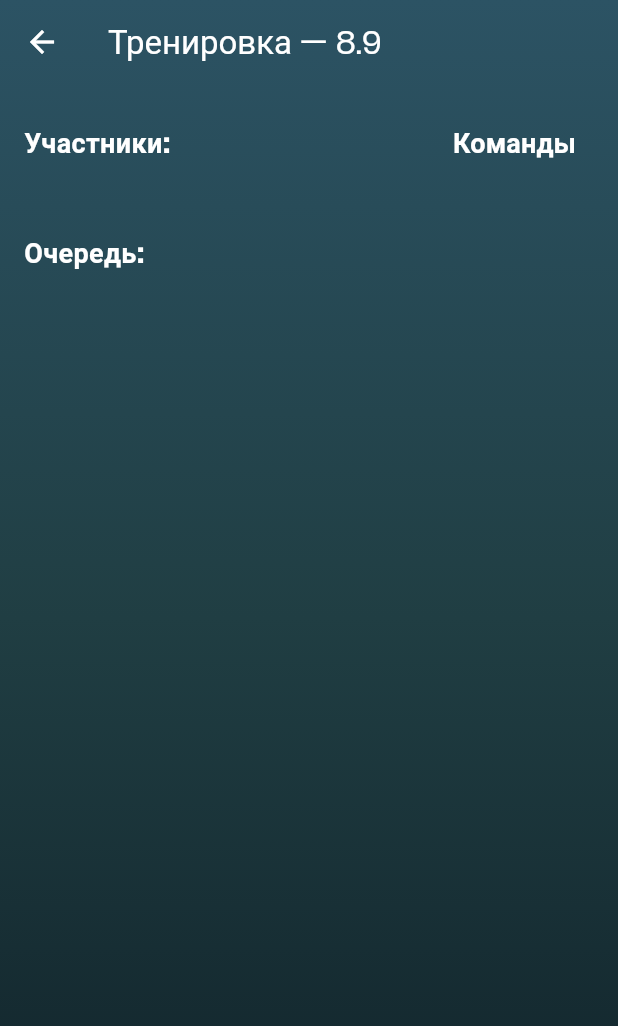
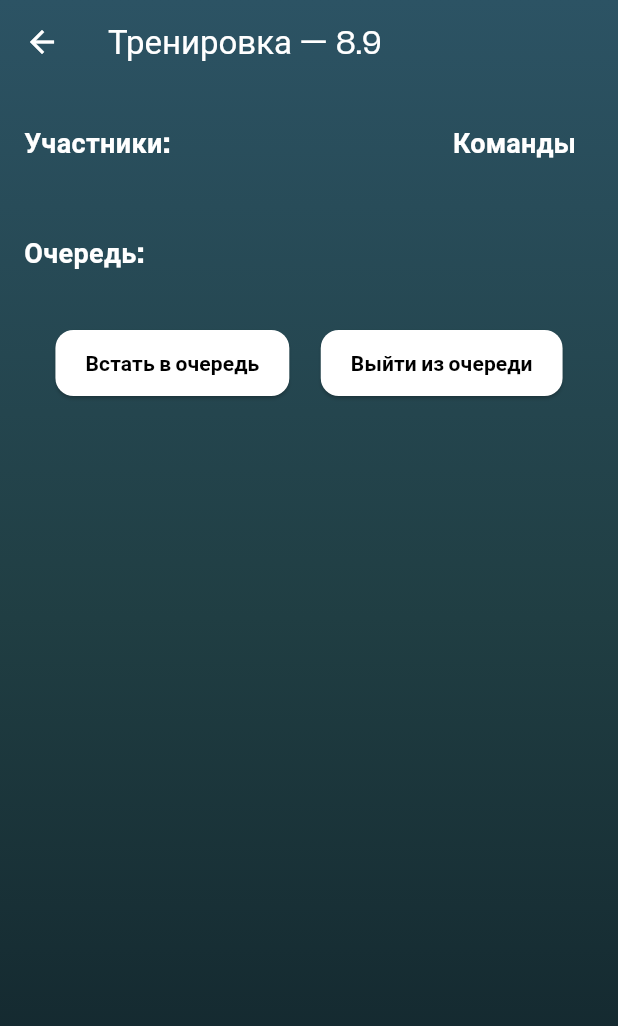
Before and after one commit to k3yV1/nki_basketball_app, a Flutter app: the HomeView screen opened by its route, after a tap on an icon or button, on a phone screen of 412 x 824 dp. Shown: the top 1026 px of the screen. Run offline on Flutter 3.47's test engine with Material 3 defaults, Android fonts, the phone set to English and light mode, and no system bars; our stand-ins replace flutter_local_notifications, shared_preferences, table_calendar; accounts and stored records are empty; network calls fail.

Commit message:
Added AddToQueue, RemoveFromQueue, modify members view

```diff
--- a/lib/features/home/home_view.dart
+++ b/lib/features/home/home_view.dart
@@ -11,14 +11,14 @@ class HomeView extends StatelessWidget {
     return today.add(Duration(days: delta));
   }
 
-  void _navigateToMembersView(BuildContext context, DateTime date, String type, Map<String, dynamic>? userData) {
+  void _navigateToMembersView(
+      BuildContext context, DateTime date, String type, Map<String, dynamic>? userData) {
     Navigator.push(
       context,
       MaterialPageRoute(
         builder: (_) => MembersView(
           date: date,
           type: type,
-          queue: [],
         ),
         settings: RouteSettings(arguments: userData),
       ),
--- a/lib/features/members/members_view.dart
+++ b/lib/features/members/members_view.dart
@@ -1,17 +1,16 @@
 import 'package:flutter/material.dart';
 import 'package:nki_basketball/data/models/member_model.dart';
 import 'package:nki_basketball/services/subscriptions/subscriptions_service.dart';
+import 'package:nki_basketball/services/queue/queue_service.dart';
 
 class MembersView extends StatefulWidget {
   final DateTime date;
   final String type;
-  final List<String> queue;
 
   const MembersView({
     Key? key,
     required this.date,
     required this.type,
-    required this.queue,
   }) : super(key: key);
 
   @override
@@ -20,26 +19,67 @@ class MembersView extends StatefulWidget {
 
 class _MembersViewState extends State<MembersView> {
   final _subscriptionsService = SubscriptionsService();
+  final _queueService = QueueService();
+
   List<Member> _members = [];
+  List<String> _queue = [];
   bool _isLoading = true;
+
+  late String _userId;
+  late String _trainingId;
 
   @override
   void initState() {
     super.initState();
-    _fetchMembers();
+    WidgetsBinding.instance.addPostFrameCallback((_) {
+      final args = ModalRoute.of(context)?.settings.arguments as Map<String, dynamic>?;
+      _userId = args?['id']?.toString() ?? "UNKNOWN_USER";
+      _trainingId = args?['trainingId']?.toString() ?? "1"; // ⚡️ временно "1", лучше передавать из HomeView
+      _fetchData();
+    });
   }
 
-  Future<void> _fetchMembers() async {
+  Future<void> _fetchData() async {
+    try {
       final subscriptions = await _subscriptionsService.fetchSubscriptions();
       final members = subscriptions
           .where((s) => s.isPaid)
           .map((s) => Member(name: '${s.name} ${s.last_name}', isReady: s.is_ready))
           .toList();
 
+      final queue = await _queueService.getQueue(widget.date);
+
       setState(() {
         _members = members;
+        _queue = queue;
         _isLoading = false;
       });
+    } catch (e) {
+      print("Ошибка: $e");
+      setState(() => _isLoading = false);
+    }
+  }
+
+  Future<void> _joinQueue() async {
+    try {
+      await _queueService.addToQueue(_trainingId, _userId, widget.date);
+      await _fetchData();
+    } catch (e) {
+      ScaffoldMessenger.of(context).showSnackBar(
+        SnackBar(content: Text(e.toString())),
+      );
+    }
+  }
+
+  Future<void> _leaveQueue() async {
+    try {
+      await _queueService.removeFromQueue(_userId, widget.date);
+      await _fetchData();
+    } catch (e) {
+      ScaffoldMessenger.of(context).showSnackBar(
+        SnackBar(content: Text(e.toString())),
+      );
+    }
   }
 
   @override
@@ -56,7 +96,7 @@ class _MembersViewState extends State<MembersView> {
         elevation: 0,
       ),
       body: Container(
-  height: double.infinity, // Тянем фон на весь экран
+        height: double.infinity,
         decoration: const BoxDecoration(
           gradient: LinearGradient(
             begin: Alignment.topCenter,
@@ -119,12 +159,15 @@ class _MembersViewState extends State<MembersView> {
                                         children: [
                                           Icon(
                                             m.isReady ? Icons.check_circle : Icons.cancel,
-                                      color: m.isReady ? Colors.greenAccent : Colors.redAccent,
+                                            color: m.isReady
+                                                ? Colors.greenAccent
+                                                : Colors.redAccent,
                                           ),
                                           const SizedBox(width: 12),
                                           Text(
                                             m.name,
-                                      style: const TextStyle(color: Colors.white, fontSize: 16),
+                                            style: const TextStyle(
+                                                color: Colors.white, fontSize: 16),
                                           ),
                                         ],
                                       ),
@@ -139,7 +182,7 @@ class _MembersViewState extends State<MembersView> {
                                   ),
                                 ),
                                 const SizedBox(height: 12),
-                          ...widget.queue.map((name) => Container(
+                                ..._queue.map((name) => Container(
                                       margin: const EdgeInsets.only(bottom: 8),
                                       padding: const EdgeInsets.all(12),
                                       decoration: BoxDecoration(
@@ -149,15 +192,58 @@ class _MembersViewState extends State<MembersView> {
                                       ),
                                       child: Row(
                                         children: [
-                                    const Icon(Icons.hourglass_empty, color: Colors.white),
+                                          const Icon(Icons.hourglass_empty,
+                                              color: Colors.white),
                                           const SizedBox(width: 12),
                                           Text(
                                             name,
-                                      style: const TextStyle(color: Colors.white, fontSize: 16),
+                                            style: const TextStyle(
+                                                color: Colors.white, fontSize: 16),
                                           ),
                                         ],
                                       ),
                                     )),
+                                const SizedBox(height: 24),
+                                Row(
+                                mainAxisAlignment: MainAxisAlignment.spaceEvenly,
+                                children: [
+                                  ElevatedButton(
+                                    style: ElevatedButton.styleFrom(
+                                      backgroundColor: Colors.white, // чёрный фон
+                                      foregroundColor: Colors.black, // белый текст
+                                      padding: const EdgeInsets.symmetric(horizontal: 20, vertical: 12),
+                                      shape: RoundedRectangleBorder(
+                                        borderRadius: BorderRadius.circular(12),
+                                      ),
+                                    ),
+                                    onPressed: _joinQueue,
+                                    child: const Text(
+                                      "Встать в очередь",
+                                      style: TextStyle(
+                                        fontWeight: FontWeight.bold,
+                                      ),
+                                    ),
+                                  ),
+                                  ElevatedButton(
+                                    style: ElevatedButton.styleFrom(
+                                      backgroundColor: Colors.white, // чёрный фон
+                                      foregroundColor: Colors.black, // белый текст
+                                      padding: const EdgeInsets.symmetric(horizontal: 20, vertical: 12),
+                                      shape: RoundedRectangleBorder(
+                                        borderRadius: BorderRadius.circular(12),
+                                      ),
+                                    ),
+                                    onPressed: _leaveQueue,
+                                    child: const Text(
+                                      "Выйти из очереди",
+                                      style: TextStyle(
+                                        fontWeight: FontWeight.bold,
+                                      ),
+                                    ),
+                                  ),
+                                ],
+                              ),
+
                                 const Spacer(),
                               ],
                             ),
@@ -169,7 +255,6 @@ class _MembersViewState extends State<MembersView> {
                 ),
         ),
       ),
-
     );
   }
 }
--- /dev/null
+++ b/lib/services/queue/queue_service.dart
@@ -0,0 +1,65 @@
+import 'dart:convert';
+import 'package:http/http.dart' as http;
+
+class QueueService {
+  final String baseUrl = "http://localhost:3000/api/trainings";
+
+  /// Получить очередь по дате
+Future<List<String>> getQueue(DateTime date) async {
+  final formattedDate =
+      "${date.year}-${date.month.toString().padLeft(2, '0')}-${date.day.toString().padLeft(2, '0')}";
+
+  final response = await http.get(
+    Uri.parse("$baseUrl/queue?date=$formattedDate"),
+  );
+
+  if (response.statusCode == 200) {
+    final List data = json.decode(response.body);
+
+    // объединяем name + last_name
+    return data
+        .map((e) => "${e["name"]} ${e["last_name"]}")
+        .toList()
+        .cast<String>();
+  } else {
+    throw Exception("Ошибка при загрузке очереди: ${response.body}");
+  }
+}
+
+
+  /// Встать в очередь
+  Future<void> addToQueue(String trainingId, String userId, DateTime date) async {
+    final formattedDate =
+        "${date.year}-${date.month.toString().padLeft(2, '0')}-${date.day.toString().padLeft(2, '0')}";
+
+    final response = await http.post(
+      Uri.parse("$baseUrl/$trainingId/queue"),
+      headers: {"Content-Type": "application/json"},
+      body: json.encode({"userId": userId, "trainingDate": formattedDate}),
+    );
+
+    if (response.statusCode != 200) {
+      throw Exception(
+        json.decode(response.body)["message"] ?? "Не удалось добавить",
+      );
+    }
+  }
+
+  /// Убрать из очереди
+  Future<void> removeFromQueue(String userId, DateTime date) async {
+    final formattedDate =
+        "${date.year}-${date.month.toString().padLeft(2, '0')}-${date.day.toString().padLeft(2, '0')}";
+
+    final response = await http.delete(
+      Uri.parse("$baseUrl/queue"),
+      headers: {"Content-Type": "application/json"},
+      body: json.encode({"userId": userId, "date": formattedDate}),
+    );
+
+    if (response.statusCode != 200) {
+      throw Exception(
+        json.decode(response.body)["message"] ?? "Не удалось удалить",
+      );
+    }
+  }
+}
```
Lines whose indentation alone changed are shown as unchanged.
